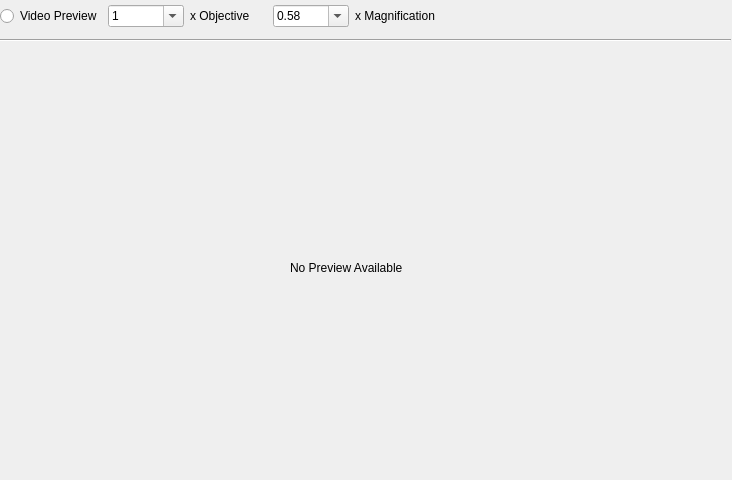
alchem0x2A/SGI, file ui/video_window.ui: the form before one commit.
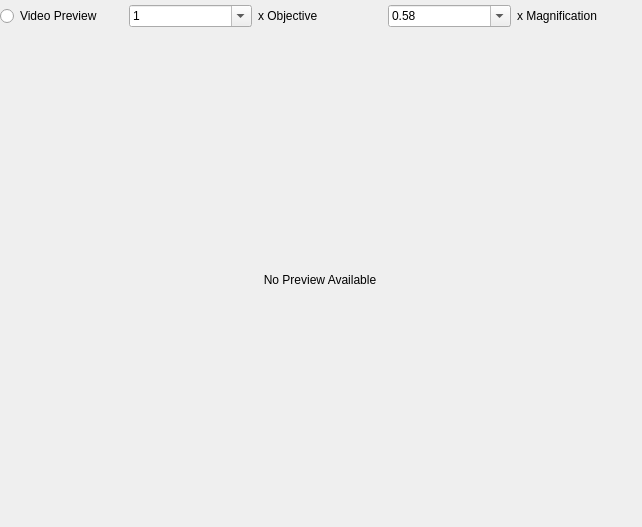
The form after the commit.

Commit message: slight change of layout

What changed in the file:
```diff
--- a/ui/video_window.ui
+++ b/ui/video_window.ui
@@ -6,45 +6,38 @@
    <rect>
     <x>0</x>
     <y>0</y>
-    <width>732</width>
-    <height>480</height>
+    <width>642</width>
+    <height>527</height>
    </rect>
   </property>
   <property name="windowTitle">
    <string>Form</string>
   </property>
-  <widget class="Line" name="line">
-   <property name="geometry">
-    <rect>
-     <x>0</x>
-     <y>30</y>
-     <width>731</width>
-     <height>21</height>
-    </rect>
-   </property>
-   <property name="orientation">
-    <enum>Qt::Horizontal</enum>
-   </property>
-  </widget>
   <widget class="QLabel" name="video_frame">
    <property name="geometry">
     <rect>
-     <x>290</x>
-     <y>260</y>
-     <width>124</width>
-     <height>16</height>
+     <x>0</x>
+     <y>40</y>
+     <width>640</width>
+     <height>480</height>
     </rect>
    </property>
+   <property name="frameShadow">
+    <enum>QFrame::Sunken</enum>
+   </property>
    <property name="text">
     <string>No Preview Available</string>
    </property>
+   <property name="alignment">
+    <set>Qt::AlignCenter</set>
+   </property>
   </widget>
   <widget class="QWidget" name="">
    <property name="geometry">
     <rect>
      <x>0</x>
      <y>0</y>
-     <width>435</width>
+     <width>640</width>
      <height>32</height>
     </rect>
    </property>
```
The commit also changes 1 other file.
